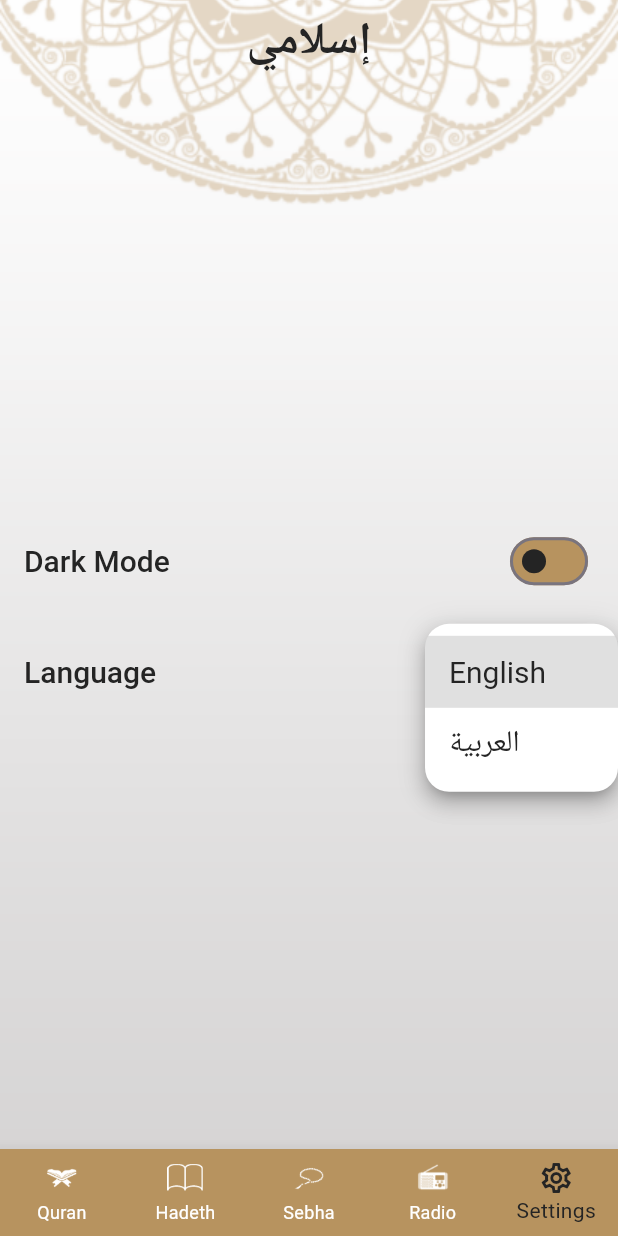
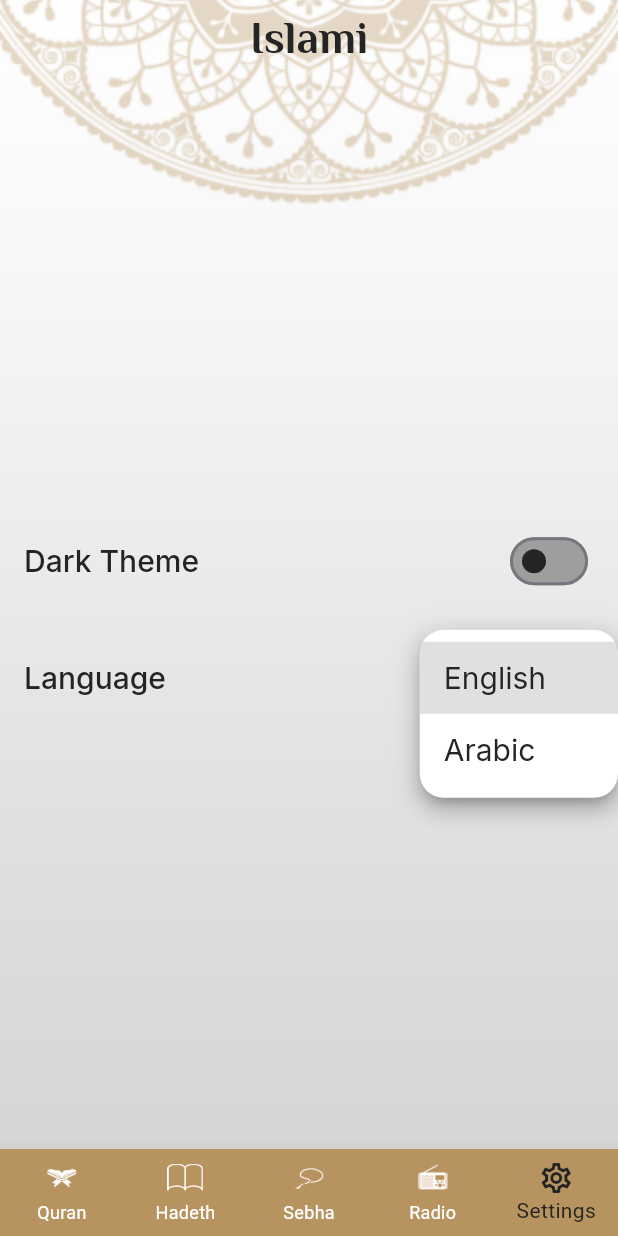
Before and after one commit to osama25s/islami_app, a Flutter app: the screen it shows after launch, item 5 of the bottom bar chosen, after a tap on "English", on a phone screen of 412 x 824 dp. Run offline on Flutter 3.47's test engine with Material 3 defaults, Android fonts, the phone set to English and light mode, and no system bars; our stand-ins replace google_fonts; generated files the repository leaves out were written again.

Commit message:
finish app Localization and some UI modifications

```diff
--- /dev/null
+++ b/l10n.yaml
@@ -0,0 +1,3 @@
+arb-dir: lib/l10n
+template-arb-file: app_en.arb
+output-localization-file: app_localizations.dart
--- a/lib/app_theme.dart
+++ b/lib/app_theme.dart
@@ -1,6 +1,7 @@
 // ignore_for_file: prefer_const_constructors
 
 import 'package:flutter/material.dart';
+import 'package:google_fonts/google_fonts.dart';
 
 class AppTheme {
   static const Color lightprimary = Color(0xffB7935F);
@@ -10,16 +11,15 @@
   static const Color gold = Color(0xffFACC1D);
 
   static ThemeData lightTheme = ThemeData(
-
     primaryColor: lightprimary,
     scaffoldBackgroundColor: Colors.transparent,
     textTheme: TextTheme(
-        headlineSmall: TextStyle(
+        headlineSmall: GoogleFonts.elMessiri(
           fontSize: 25,
           fontWeight: FontWeight.w400,
           color: black,
         ),
-        titleLarge: TextStyle(
+        titleLarge: GoogleFonts.inter(
           fontSize: 20,
           fontWeight: FontWeight.w400,
           color: black,
@@ -38,7 +38,7 @@
       foregroundColor: black,
       centerTitle: true,
       backgroundColor: Colors.transparent,
-      titleTextStyle: TextStyle(
+      titleTextStyle: GoogleFonts.elMessiri(
         fontSize: 30,
         fontWeight: FontWeight.w700,
         color: black,
@@ -52,16 +52,15 @@
   //>>>>>>>>>>>>>>>>>>>>>>>>>>>>>>>>>>>>>>>>>>>>>>>>>>>>>>>>>>>>>>>>>>>>>>>>>>>>>>>>>>>>
 
   static ThemeData darkTheme = ThemeData(
-
     primaryColor: darkprimary,
     scaffoldBackgroundColor: Colors.transparent,
     textTheme: TextTheme(
-        headlineSmall: TextStyle(
+        headlineSmall: GoogleFonts.elMessiri(
           fontSize: 25,
           fontWeight: FontWeight.w400,
           color: white,
         ),
-        titleLarge: TextStyle(
+        titleLarge: GoogleFonts.inter(
           fontSize: 20,
           fontWeight: FontWeight.w400,
           color: gold,
@@ -80,7 +79,7 @@
       foregroundColor: white,
       centerTitle: true,
       backgroundColor: Colors.transparent,
-      titleTextStyle: TextStyle(
+      titleTextStyle: GoogleFonts.elMessiri(
         fontSize: 30,
         fontWeight: FontWeight.w700,
         color: white,
--- a/lib/home_screen.dart
+++ b/lib/home_screen.dart
@@ -8,6 +8,7 @@
 import 'package:islami/tabs/settings/settings_provider.dart';
 import 'package:islami/tabs/settings/settings_tab.dart';
 import 'package:provider/provider.dart';
+import 'package:flutter_gen/gen_l10n/app_localizations.dart';
 
 class Home_Screen extends StatefulWidget {
   static const String routname = '/';
@@ -37,7 +38,7 @@
                 fit: BoxFit.cover)),
         child: Scaffold(
           appBar: AppBar(
-            title: Text('إسلامي'),
+            title: Text(AppLocalizations.of(context)!.islami),
           ),
           backgroundColor: Colors.transparent,
           body: tabs[currentindex],
@@ -49,7 +50,7 @@
             },
             items: [
               BottomNavigationBarItem(
-                label: 'Quran',
+                label: AppLocalizations.of(context)!.quran,
                 icon: ImageIcon(
                   AssetImage(
                     'assets/images/icon_quran.png',
@@ -57,7 +58,7 @@
                 ),
               ),
               BottomNavigationBarItem(
-                label: 'Hadeth',
+                label: AppLocalizations.of(context)!.hadeth,
                 icon: ImageIcon(
                   AssetImage(
                     'assets/images/icon_hadeth.png',
@@ -65,7 +66,7 @@
                 ),
               ),
               BottomNavigationBarItem(
-                label: 'Sebha',
+                label: AppLocalizations.of(context)!.sebha,
                 icon: ImageIcon(
                   AssetImage(
                     'assets/images/icon_sebha.png',
@@ -73,7 +74,7 @@
                 ),
               ),
               BottomNavigationBarItem(
-                label: 'Radio',
+                label: AppLocalizations.of(context)!.radio,
                 icon: ImageIcon(
                   AssetImage(
                     'assets/images/icon_radio.png',
@@ -81,7 +82,7 @@
                 ),
               ),
               BottomNavigationBarItem(
-                  label: 'Settings', icon: Icon(Icons.settings_outlined))
+                  label: AppLocalizations.of(context)!.settings, icon: Icon(Icons.settings_outlined))
             ],
           ),
         ));
--- a/lib/main.dart
+++ b/lib/main.dart
@@ -1,10 +1,12 @@
 import 'package:flutter/material.dart';
+import 'package:flutter_localizations/flutter_localizations.dart';
 import 'package:islami/app_theme.dart';
 import 'package:islami/home_screen.dart';
 import 'package:islami/tabs/hadeth/hadeth_details_screen.dart';
 import 'package:islami/tabs/quran/quran_details_screen.dart';
 import 'package:islami/tabs/settings/settings_provider.dart';
 import 'package:provider/provider.dart';
+import 'package:flutter_gen/gen_l10n/app_localizations.dart';
 
 void main() {
   runApp(ChangeNotifierProvider(
@@ -17,7 +19,6 @@
   @override
   Widget build(BuildContext context) {
     SettingsProvider settingsProvider = Provider.of<SettingsProvider>(context);
-
     return MaterialApp(
       theme: AppTheme.lightTheme,
       darkTheme: AppTheme.darkTheme,
@@ -28,6 +29,9 @@
         QuranDeatailsScreen.routname: (context) => QuranDeatailsScreen(),
         HadethDetailsScreen.reoutename: (context) => HadethDetailsScreen(),
       },
+      localizationsDelegates: AppLocalizations.localizationsDelegates,
+      supportedLocales: AppLocalizations.supportedLocales,
+      locale:Locale(settingsProvider.language) ,
     );
   }
 }
--- a/lib/tabs/hadeth/hadeth_tab.dart
+++ b/lib/tabs/hadeth/hadeth_tab.dart
@@ -6,7 +6,7 @@
 import 'package:islami/tabs/settings/settings_provider.dart';
 import 'package:islami/wigets/loading_indicator.dart';
 import 'package:provider/provider.dart';
-
+import 'package:flutter_gen/gen_l10n/app_localizations.dart';
 class HadethTab extends StatefulWidget {
   @override
   State<HadethTab> createState() => _HadethTabState();
@@ -35,7 +35,7 @@
           height: 0,
         ),
         Text(
-          'الأحاديث',
+          AppLocalizations.of(context)!.hadethname,
           style: Theme.of(context).textTheme.headlineSmall,
           textAlign: TextAlign.center,
         ),
@@ -64,7 +64,7 @@
                     },
                     child: Text(
                       ahadeth[index].title,
-                      style: Theme.of(context).textTheme.headlineSmall,
+                      style: Theme.of(context).textTheme.titleLarge,
                       textAlign: TextAlign.center,
                     ),
                   ),
--- a/lib/tabs/quran/quran_tab.dart
+++ b/lib/tabs/quran/quran_tab.dart
@@ -7,7 +7,7 @@
 import 'package:islami/tabs/quran/quran_details_screen.dart';
 import 'package:islami/tabs/settings/settings_provider.dart';
 import 'package:provider/provider.dart';
-
+import 'package:flutter_gen/gen_l10n/app_localizations.dart';
 class QuranTab extends StatelessWidget {
   List<String> suras = [
     "الفاتحه",
@@ -265,7 +265,7 @@
             children: [
               Expanded(
                 child: Text(
-                  'عدد الآيات',
+                AppLocalizations.of(context)!.ayat,
                   style: Theme.of(context).textTheme.headlineSmall,
                   textAlign: TextAlign.center,
                 ),
@@ -278,7 +278,7 @@
               ),
               Expanded(
                 child: Text(
-                  'إسم السورة',
+                 AppLocalizations.of(context)!.suraname,
                   style: Theme.of(context).textTheme.headlineSmall,
                   textAlign: TextAlign.center,
                 ),
@@ -310,7 +310,7 @@
                         Expanded(
                           child: Text(
                             '${versesNumber[index]}',
-                            style: Theme.of(context).textTheme.headlineSmall,
+                            style: Theme.of(context).textTheme.titleLarge,
                             textAlign: TextAlign.center,
                           ),
                         ),
@@ -323,7 +323,7 @@
                         Expanded(
                           child: Text(
                             suras[index],
-                            style: Theme.of(context).textTheme.headlineSmall,
+                            style: Theme.of(context).textTheme.titleLarge,
                             textAlign: TextAlign.center,
                           ),
                         ),
--- a/lib/tabs/settings/settings_provider.dart
+++ b/lib/tabs/settings/settings_provider.dart
@@ -9,8 +9,8 @@
     notifyListeners();
   }
 
-  void ChangeLanguage(String lang) {
-    language = lang;
+  void ChangeLanguage(String selectedLanguage) {
+    language = selectedLanguage;
     notifyListeners();
   }
 }
--- a/lib/tabs/settings/settings_tab.dart
+++ b/lib/tabs/settings/settings_tab.dart
@@ -2,6 +2,7 @@
 import 'package:islami/app_theme.dart';
 import 'package:islami/tabs/settings/settings_provider.dart';
 import 'package:provider/provider.dart';
+import 'package:flutter_gen/gen_l10n/app_localizations.dart';
 
 class SettingsTab extends StatelessWidget {
   const SettingsTab({super.key});
@@ -14,26 +15,22 @@
       child: Column(
         mainAxisAlignment: MainAxisAlignment.center,
         children: [
-          Row(
-            mainAxisAlignment: MainAxisAlignment.spaceBetween,
-            children: [
-              Text(
-                'Dark Mode',
+          SwitchListTile(
+            contentPadding: EdgeInsets.zero,
+            title: Text(
+              AppLocalizations.of(context)!.darktheme,
               style: Theme.of(context)
                   .textTheme
                   .titleLarge
                   ?.copyWith(fontWeight: FontWeight.w500),
             ),
-              Switch(
             value: settingsProvider.themeMode == ThemeMode.dark,
             onChanged: (isdark) {
               settingsProvider.ChangeTheme(
                   isdark ? ThemeMode.dark : ThemeMode.light);
             },
             activeTrackColor: AppTheme.gold,
-                inactiveTrackColor: Theme.of(context).primaryColor,
-              ),
-            ],
+            inactiveTrackColor: Colors.grey,
           ),
           SizedBox(
             height: MediaQuery.of(context).size.height / 32,
@@ -42,7 +39,7 @@
             mainAxisAlignment: MainAxisAlignment.spaceBetween,
             children: [
               Text(
-                'Language',
+                AppLocalizations.of(context)!.language,
                 style: Theme.of(context)
                     .textTheme
                     .titleLarge
@@ -50,19 +47,19 @@
               ),
               DropdownButtonHideUnderline(
                 child: DropdownButton<String>(
-                  value:settingsProvider.language,
+                  value: settingsProvider.language,
                   items: [
                     DropdownMenuItem(
                       value: 'en',
                       child: Text(
-                        'English',
+                        AppLocalizations.of(context)!.english,
                         style: Theme.of(context).textTheme.titleLarge,
                       ),
                     ),
                     DropdownMenuItem(
                       value: 'ar',
                       child: Text(
-                        'العربية',
+                        AppLocalizations.of(context)!.arabic,
                         style: Theme.of(context).textTheme.titleLarge,
                       ),
                     ),
@@ -71,10 +68,11 @@
                     if (value == null) return;
                     settingsProvider.ChangeLanguage(value);
                   },
-                  dropdownColor: AppTheme.white,
+
+                  dropdownColor: settingsProvider.themeMode == ThemeMode.light
+                      ? AppTheme.white
+                      : AppTheme.darkprimary,
                   borderRadius: BorderRadius.circular(16),
-
-
                 ),
               ),
             ],
--- a/pubspec.yaml
+++ b/pubspec.yaml
@@ -30,12 +30,16 @@
 dependencies:
   flutter:
     sdk: flutter
+  flutter_localizations:
+    sdk: flutter
+  intl: 0.18.1
 
 
   # The following adds the Cupertino Icons font to your application.
   # Use with the CupertinoIcons class for iOS style icons.
   cupertino_icons: ^1.0.6
   provider: ^6.1.2
+  google_fonts: ^6.2.1
 
 dev_dependencies:
   flutter_test:
@@ -58,6 +62,7 @@
   # included with your application, so that you can use the icons in
   # the material Icons class.
   uses-material-design: true
+  generate: true
 
   # To add assets to your application, add an assets section, like this:
   assets:
```
Also changed, not shown: assets/files/ahadeth.txt (+25 -25 lines), lib/l10n/app_ar.arb (added, +16 -0 lines), lib/l10n/app_en.arb (added, +16 -0 lines), lib/tabs/radio/default_button.dart (+6 -3 lines), lib/tabs/sebha/sebha_tab.dart (+20 -10 lines), pubspec.lock, 1 other file. Lines whose indentation alone changed are shown as unchanged.
